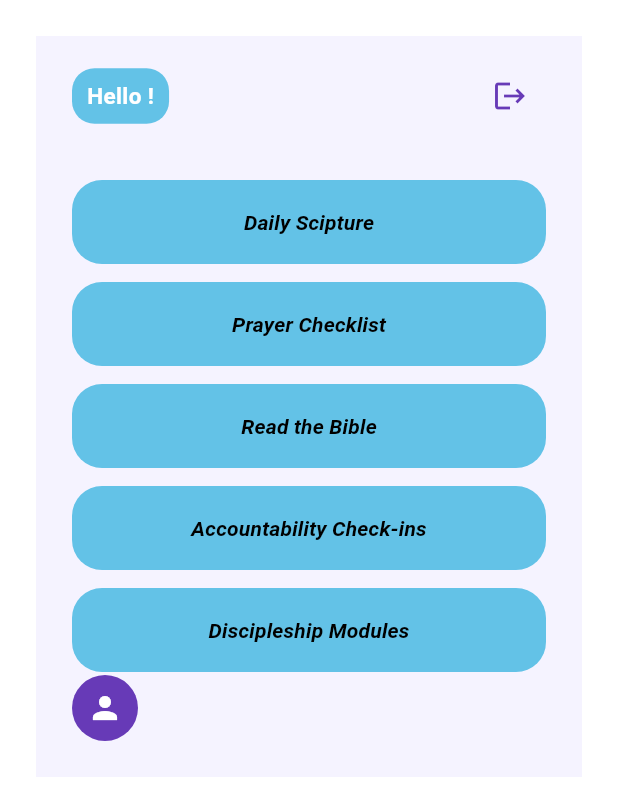
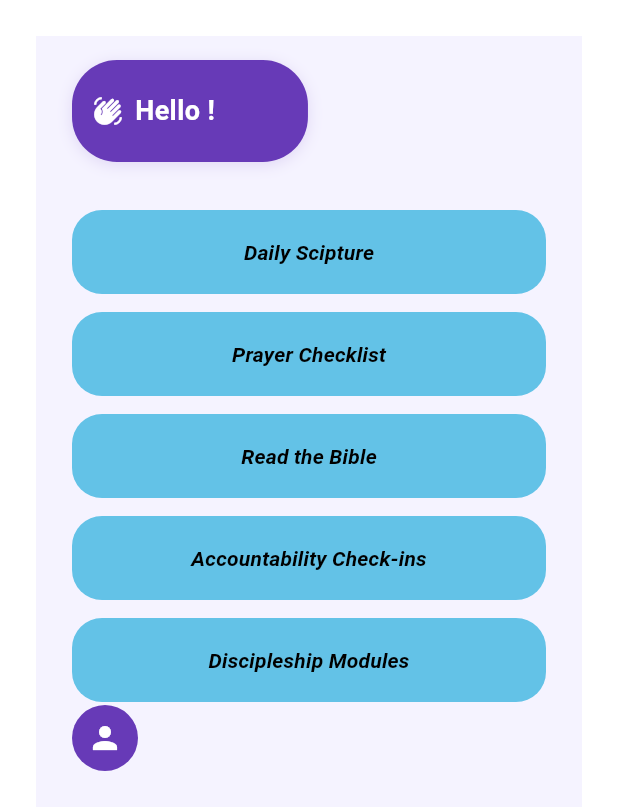
Before and after one commit to dataNerd65/TTIApp, a Flutter app: the screen it shows once a user with an empty profile is signed in, on a phone screen of 412 x 824 dp. Shown: the top 810 px of the screen. Run offline on Flutter 3.47's test engine with Material 3 defaults, Android fonts, the phone set to English and light mode, and no system bars; our stand-ins replace cloud_firestore, firebase_auth, firebase_core, flutter_svg, google_sign_in; accounts and stored records are empty.

Commit message:
more distiction in greeting and the buttons

```diff
--- a/lib/screens/dashboard1.dart
+++ b/lib/screens/dashboard1.dart
@@ -57,21 +57,40 @@
                     // Greeting at top left
                     Container(
                       padding: const EdgeInsets.symmetric(
-                        horizontal: 10,
-                        vertical: 8,
+                        horizontal: 14,
+                        vertical: 10,
                       ),
                       decoration: BoxDecoration(
-                        color: const Color(0xFF63C2E7),
-                        borderRadius: BorderRadius.circular(15),
+                        color: Colors.deepPurple,
+                        borderRadius: BorderRadius.circular(30),
+                        boxShadow: [
+                          BoxShadow(
+                            color: Colors.deepPurple.withOpacity(0.15),
+                            blurRadius: 8,
+                            offset: const Offset(0, 2),
                           ),
-                      child: Text(
+                        ],
+                      ),
+                      child: Row(
+                        mainAxisAlignment: MainAxisAlignment.spaceBetween,
+                        children: [
+                          Row(
+                            children: [
+                              const Icon(
+                                Icons.waving_hand,
+                                color: Colors.white,
+                                size: 20,
+                              ),
+                              const SizedBox(width: 8),
+                              Text(
                                 'Hello $username!',
                                 style: const TextStyle(
                                   color: Colors.white,
                                   fontWeight: FontWeight.bold,
-                          fontSize: 15,
+                                  fontSize: 18,
                                 ),
                               ),
+                            ],
                           ),
                           // Logout button at top right
                           IconButton(
@@ -82,6 +101,9 @@
                               size: 24,
                             ),
                             tooltip: 'Logout',
+                          ),
+                        ],
+                      ),
                     ),
                   ],
                 ),
```
Lines whose indentation alone changed are shown as unchanged.
